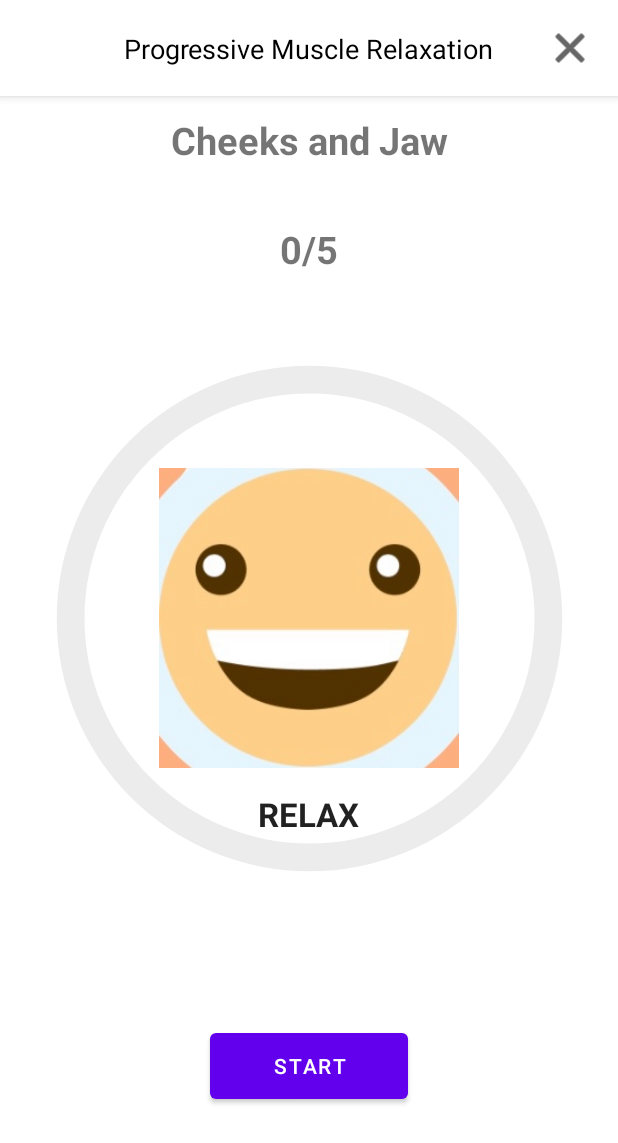
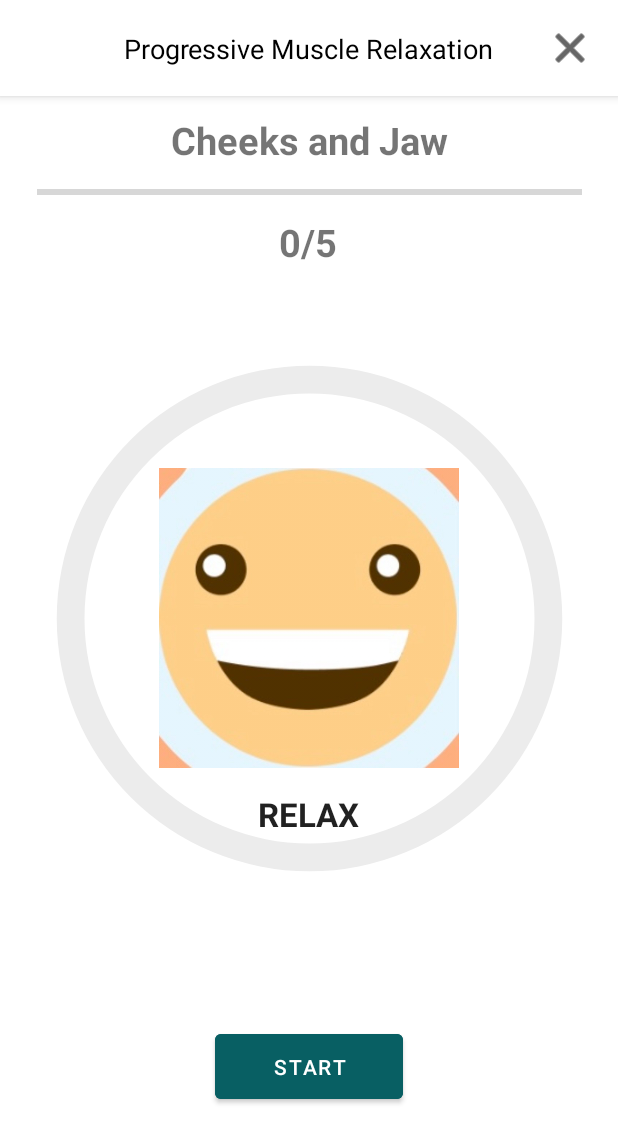
Before and after one commit to Rosscrowley/FinalYearProject, an Android app: the ProgressiveMuscleExerciseActivity screen opened directly, with no data from a screen before it, on a phone screen of 412 x 824 dp. Shown: the top 1143 px of the screen. Run offline under Robolectric (Android 15) with nearby library versions, the phone set to English and light mode, and no system bars; our stand-ins replace Firebase (no records; nobody signed in at launch, a user with empty details on screens opened directly).

Commit message:
Adjusted-progressive-muscle-exercise

```diff
--- a/app/src/main/java/com/example/finalyearproject/ProgressiveMuscleExerciseActivity.kt
+++ b/app/src/main/java/com/example/finalyearproject/ProgressiveMuscleExerciseActivity.kt
@@ -20,6 +20,7 @@ import java.util.Locale
 class ProgressiveMuscleExerciseActivity : AppCompatActivity() {
 
     private lateinit var progressBar: ProgressBar
+    private lateinit var muscleGroupProgressBar: ProgressBar
     private lateinit var emojiFace: ImageView
     private lateinit var relaxLabel: TextView
     private lateinit var startButton: Button
@@ -29,25 +30,25 @@ class ProgressiveMuscleExerciseActivity : AppCompatActivity() {
     private var countDownTimer: CountDownTimer? = null
     private val muscleGroups = listOf("Cheek and Jaw", "Forehead and Eyebrows", "Fists and Arms", "Feet and Legs", "Shoulders")
     private var currentGroupIndex = 0
-    private lateinit var closeButton: ImageButton
+    private var shouldCompleteExercise = true
 
     override fun onCreate(savedInstanceState: Bundle?) {
         super.onCreate(savedInstanceState)
         setContentView(R.layout.activity_progressive_muscle_exercise)
 
-        closeButton = findViewById(R.id.closeButton)
-        closeButton.setOnClickListener {
-            startActivity(Intent(this@ProgressiveMuscleExerciseActivity, ExercisesActivity::class.java))
-        }
-
+        setupCloseButton()
         progressBar = findViewById(R.id.progressBar)
         emojiFace = findViewById(R.id.emojiFace)
         relaxLabel = findViewById(R.id.relaxLabel)
         startButton = findViewById(R.id.button3)
+        startButton.isEnabled = true
 
         counterTextView = findViewById(R.id.textView8)
 
         progressBar.max = 1000
+
+         muscleGroupProgressBar = findViewById(R.id.muscleGroupProgressBar)
+        muscleGroupProgressBar.max = muscleGroups.size * 1000
 
         startButton.setOnClickListener {
             startProgress()
@@ -59,7 +60,8 @@ class ProgressiveMuscleExerciseActivity : AppCompatActivity() {
         updateImageAndText(isRelaxState)
         updateCycleText(cycleCount)
         updateMuscleGroupText(muscleGroups[currentGroupIndex])
-
+        updateMuscleGroupProgress()
+        startButton.isEnabled = false
 
         progressBar.max = 1000
         progressBar.progress = 0
@@ -107,12 +109,15 @@ class ProgressiveMuscleExerciseActivity : AppCompatActivity() {
                     updateCycleText(cycleCount)
 
                     updateMuscleGroupText(muscleGroups[currentGroupIndex])
-
+                    updateMuscleGroupProgress()
                     // Start the progress for the new muscle group
                     startProgress()
                 } else {
                     // All muscle groups have been completed, handle the end of the session
-                    markExerciseAsComplete()
+                    if (shouldCompleteExercise) {
+                        markExerciseAsComplete()
+                        startButton.isEnabled = true
+                    }
                 }
             }
         }.start()
@@ -181,4 +186,23 @@ class ProgressiveMuscleExerciseActivity : AppCompatActivity() {
                 // Handle failure
             }
     }
+
+    private fun updateMuscleGroupProgress() {
+        val totalProgress = (currentGroupIndex + 1) * 1000
+        muscleGroupProgressBar.progress = totalProgress
+    }
+
+    private fun cleanupBeforeExit() {
+        countDownTimer?.cancel()
+        shouldCompleteExercise = false
+    }
+    private fun setupCloseButton() {
+        val closeButton: ImageButton = findViewById(R.id.closeButton)
+        closeButton.setOnClickListener {
+            cleanupBeforeExit()
+            val intent = Intent(this@ProgressiveMuscleExerciseActivity, ExercisesActivity::class.java)
+            startActivity(intent)
+            finish()
+        }
+    }
 }
--- a/app/src/main/res/layout/activity_progress_muscle_info.xml
+++ b/app/src/main/res/layout/activity_progress_muscle_info.xml
@@ -4,7 +4,7 @@
     xmlns:tools="http://schemas.android.com/tools"
     android:layout_width="match_parent"
     android:layout_height="match_parent"
-    android:background="@color/light_blue">
+    android:background="@color/appColourBG">
 
     <com.google.android.material.appbar.AppBarLayout
         android:id="@+id/appBarLayout"
@@ -18,7 +18,7 @@
             android:id="@+id/toolbar"
             android:layout_width="match_parent"
             android:layout_height="match_parent"
-            android:background="@color/light_blue"
+            android:background="@color/appColourBG"
             android:gravity="center"
             app:layout_constraintBottom_toBottomOf="parent"
             app:layout_constraintEnd_toEndOf="parent"
@@ -49,7 +49,7 @@
         android:id="@+id/nextButton"
         android:layout_width="83dp"
         android:layout_height="77dp"
-        android:background="@color/light_blue"
+        android:background="@color/appColourBG"
         android:contentDescription="Next Button"
         app:layout_constraintBottom_toBottomOf="parent"
         app:layout_constraintEnd_toEndOf="parent"
--- a/app/src/main/res/layout/activity_progressive_muscle_exercise.xml
+++ b/app/src/main/res/layout/activity_progressive_muscle_exercise.xml
@@ -62,10 +62,10 @@
         android:layout_width="200dp"
         android:layout_height="200dp"
         android:src="@drawable/relax_image"
-        app:layout_constraintTop_toTopOf="parent"
         app:layout_constraintBottom_toBottomOf="parent"
+        app:layout_constraintEnd_toEndOf="parent"
         app:layout_constraintStart_toStartOf="parent"
-        app:layout_constraintEnd_toEndOf="parent" />
+        app:layout_constraintTop_toTopOf="parent" />
 
     <TextView
         android:id="@+id/relaxLabel"
@@ -86,15 +86,15 @@
         android:layout_height="370dp"
         android:indeterminate="false"
         android:progressDrawable="@drawable/circular_progress_bar"
-        app:layout_constraintTop_toTopOf="@+id/emojiFace"
         app:layout_constraintBottom_toBottomOf="@+id/emojiFace"
+        app:layout_constraintEnd_toEndOf="@+id/emojiFace"
         app:layout_constraintStart_toStartOf="@+id/emojiFace"
-        app:layout_constraintEnd_toEndOf="@+id/emojiFace" />
+        app:layout_constraintTop_toTopOf="@+id/emojiFace" />
 
     <TextView
         android:id="@+id/textView7"
-        android:layout_width="336dp"
-        android:layout_height="65dp"
+        android:layout_width="381dp"
+        android:layout_height="36dp"
         android:layout_marginTop="12dp"
         android:text="Cheeks and Jaw"
         android:textAlignment="center"
@@ -108,19 +108,21 @@
         android:id="@+id/textView8"
         android:layout_width="96dp"
         android:layout_height="34dp"
-        android:layout_marginTop="7dp"
+        android:layout_marginTop="32dp"
         android:text="0/5"
         android:textAlignment="center"
         android:textSize="25sp"
         android:textStyle="bold"
         app:layout_constraintEnd_toEndOf="parent"
+        app:layout_constraintHorizontal_bias="0.498"
         app:layout_constraintStart_toStartOf="parent"
         app:layout_constraintTop_toBottomOf="@+id/textView7" />
 
     <Button
         android:id="@+id/button3"
-        android:layout_width="132dp"
-        android:layout_height="56dp"
+        android:layout_width="125dp"
+        android:layout_height="55dp"
+        android:backgroundTint="@color/appColour2"
         android:text="Start"
         app:layout_constraintBottom_toBottomOf="parent"
         app:layout_constraintEnd_toEndOf="parent"
@@ -129,4 +131,17 @@
         app:layout_constraintTop_toBottomOf="@+id/progressBar"
         app:layout_constraintVertical_bias="0.5" />
 
+    <ProgressBar
+        android:id="@+id/muscleGroupProgressBar"
+        style="?android:attr/progressBarStyleHorizontal"
+        android:layout_width="363dp"
+        android:layout_height="16dp"
+        app:layout_constraintBottom_toTopOf="@+id/textView8"
+        app:layout_constraintEnd_toEndOf="parent"
+        app:layout_constraintHorizontal_bias="0.5"
+        app:layout_constraintStart_toStartOf="parent"
+        app:layout_constraintTop_toBottomOf="@+id/textView7"
+        app:layout_constraintVertical_bias="0.5"
+        android:progressTint="@color/appColour2"/>
+
 </androidx.constraintlayout.widget.ConstraintLayout>
```
